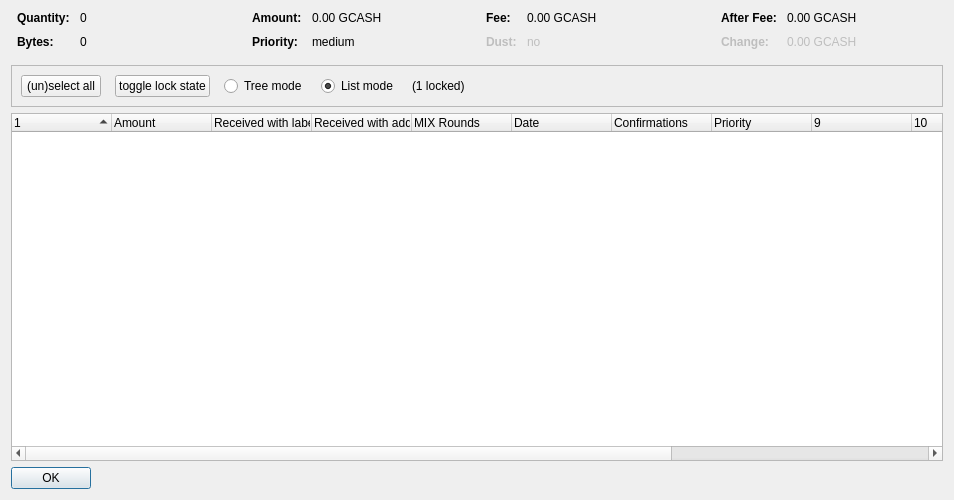
The window that src/qt/forms/coincontroldialog.ui (koen84/GoCash-Core) describes before a commit, drawn with Qt 5.
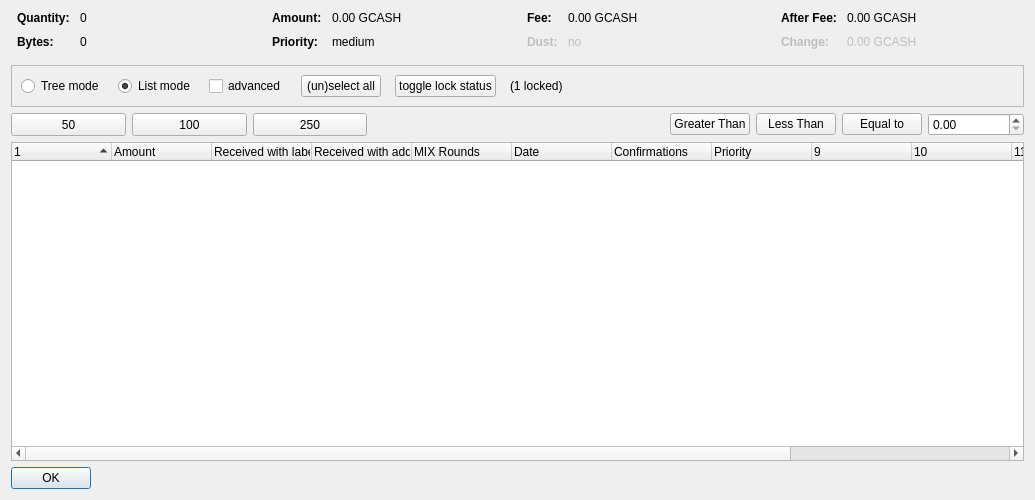
The same window after the commit. Custom widgets are drawn as their Qt base class.

```diff
--- a/src/qt/forms/coincontroldialog.ui
+++ b/src/qt/forms/coincontroldialog.ui
@@ -6,7 +6,7 @@
    <rect>
     <x>0</x>
     <y>0</y>
-    <width>954</width>
+    <width>1035</width>
     <height>500</height>
    </rect>
   </property>
@@ -348,42 +348,10 @@
      </property>
      <layout class="QHBoxLayout" name="horizontalLayout">
       <item>
-       <layout class="QHBoxLayout" name="horizontalLayoutPanel" stretch="0,0,0,0,0,0">
+       <layout class="QHBoxLayout" name="horizontalLayoutPanel" stretch="0,0,0,0,0,0,0">
         <property name="spacing">
          <number>14</number>
         </property>
-        <item>
-         <widget class="QPushButton" name="pushButtonSelectAll">
-          <property name="sizePolicy">
-           <sizepolicy hsizetype="Maximum" vsizetype="Fixed">
-            <horstretch>0</horstretch>
-            <verstretch>0</verstretch>
-           </sizepolicy>
-          </property>
-          <property name="text">
-           <string>(un)select all</string>
-          </property>
-          <property name="autoDefault">
-           <bool>false</bool>
-          </property>
-         </widget>
-        </item>
-        <item>
-         <widget class="QPushButton" name="pushButtonToggleLock">
-          <property name="sizePolicy">
-           <sizepolicy hsizetype="Maximum" vsizetype="Fixed">
-            <horstretch>0</horstretch>
-            <verstretch>0</verstretch>
-           </sizepolicy>
-          </property>
-          <property name="text">
-           <string>toggle lock state</string>
-          </property>
-          <property name="autoDefault">
-           <bool>false</bool>
-          </property>
-         </widget>
-        </item>
         <item>
          <widget class="QRadioButton" name="radioTreeMode">
           <property name="sizePolicy">
@@ -413,6 +381,51 @@
           </property>
          </widget>
         </item>
+        <item>
+         <widget class="QCheckBox" name="advanced">
+          <property name="minimumSize">
+           <size>
+            <width>70</width>
+            <height>17</height>
+           </size>
+          </property>
+          <property name="text">
+           <string>advanced</string>
+          </property>
+         </widget>
+        </item>
+        <item>
+         <widget class="QPushButton" name="pushButtonSelectAll">
+          <property name="sizePolicy">
+           <sizepolicy hsizetype="Maximum" vsizetype="Fixed">
+            <horstretch>0</horstretch>
+            <verstretch>0</verstretch>
+           </sizepolicy>
+          </property>
+          <property name="text">
+           <string>(un)select all</string>
+          </property>
+          <property name="autoDefault">
+           <bool>false</bool>
+          </property>
+         </widget>
+        </item>
+        <item>
+         <widget class="QPushButton" name="pushButtonToggleLock">
+          <property name="sizePolicy">
+           <sizepolicy hsizetype="Maximum" vsizetype="Fixed">
+            <horstretch>0</horstretch>
+            <verstretch>0</verstretch>
+           </sizepolicy>
+          </property>
+          <property name="text">
+           <string>toggle lock status</string>
+          </property>
+          <property name="autoDefault">
+           <bool>false</bool>
+          </property>
+         </widget>
+        </item>
         <item>
          <widget class="QLabel" name="labelLocked">
           <property name="text">
@@ -438,6 +451,99 @@
      </layout>
     </widget>
    </item>
+   <item>
+    <layout class="QHBoxLayout" name="horizontalLayout_3">
+     <item>
+      <widget class="QPushButton" name="select_50">
+       <property name="minimumSize">
+        <size>
+         <width>115</width>
+         <height>23</height>
+        </size>
+       </property>
+       <property name="text">
+        <string>50</string>
+       </property>
+      </widget>
+     </item>
+     <item>
+      <widget class="QPushButton" name="select_100">
+       <property name="minimumSize">
+        <size>
+         <width>115</width>
+         <height>23</height>
+        </size>
+       </property>
+       <property name="text">
+        <string>100</string>
+       </property>
+      </widget>
+     </item>
+     <item>
+      <widget class="QPushButton" name="select_250">
+       <property name="minimumSize">
+        <size>
+         <width>114</width>
+         <height>23</height>
+        </size>
+       </property>
+       <property name="text">
+        <string>250</string>
+       </property>
+      </widget>
+     </item>
+     <item>
+      <spacer name="horizontalSpacer_2">
+       <property name="orientation">
+        <enum>Qt::Horizontal</enum>
+       </property>
+       <property name="sizeHint" stdset="0">
+        <size>
+         <width>40</width>
+         <height>20</height>
+        </size>
+       </property>
+      </spacer>
+     </item>
+     <item>
+      <widget class="QPushButton" name="GreaterThan">
+       <property name="text">
+        <string>Greater Than</string>
+       </property>
+      </widget>
+     </item>
+     <item>
+      <widget class="QPushButton" name="LessThan">
+       <property name="text">
+        <string>Less Than</string>
+       </property>
+      </widget>
+     </item>
+     <item>
+      <widget class="QPushButton" name="EqualTo">
+       <property name="text">
+        <string>Equal to</string>
+       </property>
+      </widget>
+     </item>
+     <item>
+      <widget class="QDoubleSpinBox" name="num_box">
+       <property name="minimumSize">
+        <size>
+         <width>96</width>
+         <height>20</height>
+        </size>
+       </property>
+      </widget>
+     </item>
+    </layout>
+   </item>
+   <item>
+    <layout class="QVBoxLayout" name="verticalLayout_2"/>
+   </item>
+   <item>
+    <layout class="QHBoxLayout" name="horizontalLayout_2"/>
+   </item>
    <item>
     <widget class="CoinControlTreeWidget" name="treeWidget">
      <property name="contextMenuPolicy">
```
